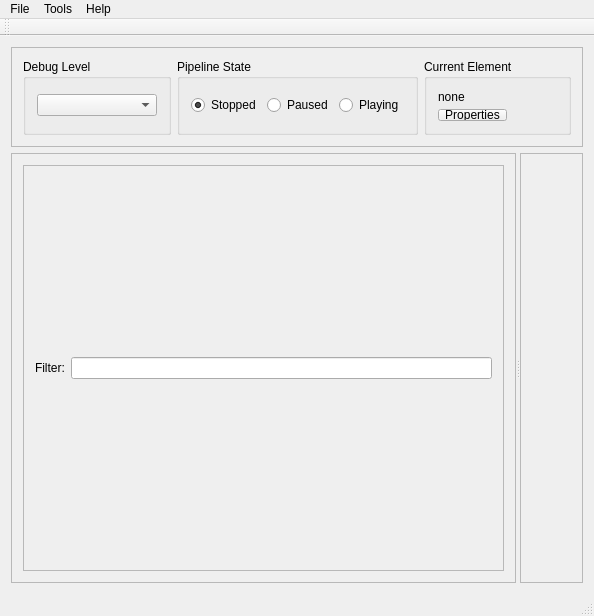
Old version of the form src/gui/ui_files/MainWindow.ui in the repository loganek/gst-creator.
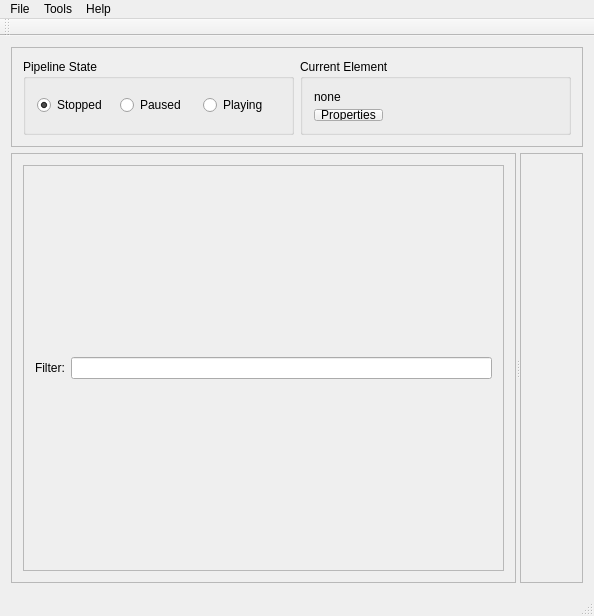
New version of the form.

Commit message: removed debug level selector from mainwindow

Diff of the .ui file:
```diff
--- a/src/gui/ui_files/MainWindow.ui
+++ b/src/gui/ui_files/MainWindow.ui
@@ -78,7 +78,7 @@
        <enum>QFrame::Raised</enum>
       </property>
       <layout class="QGridLayout" name="gridLayout_3">
-       <item row="1" column="1" rowspan="3">
+       <item row="1" column="0" rowspan="2">
         <widget class="QGroupBox" name="groupBox">
          <property name="title">
           <string>Pipeline State</string>
@@ -111,19 +111,7 @@
          </layout>
         </widget>
        </item>
-       <item row="1" column="0" rowspan="3">
-        <widget class="QGroupBox" name="groupBox_2">
-         <property name="title">
-          <string>Debug Level</string>
-         </property>
-         <layout class="QVBoxLayout" name="verticalLayout_2">
-          <item>
-           <widget class="QComboBox" name="debugLevelComboBox"/>
-          </item>
-         </layout>
-        </widget>
-       </item>
-       <item row="1" column="2" rowspan="3">
+       <item row="1" column="1" rowspan="2">
         <widget class="QGroupBox" name="groupBox_3">
          <property name="title">
           <string>Current Element</string>
```
The commit also changes 3 other files.
